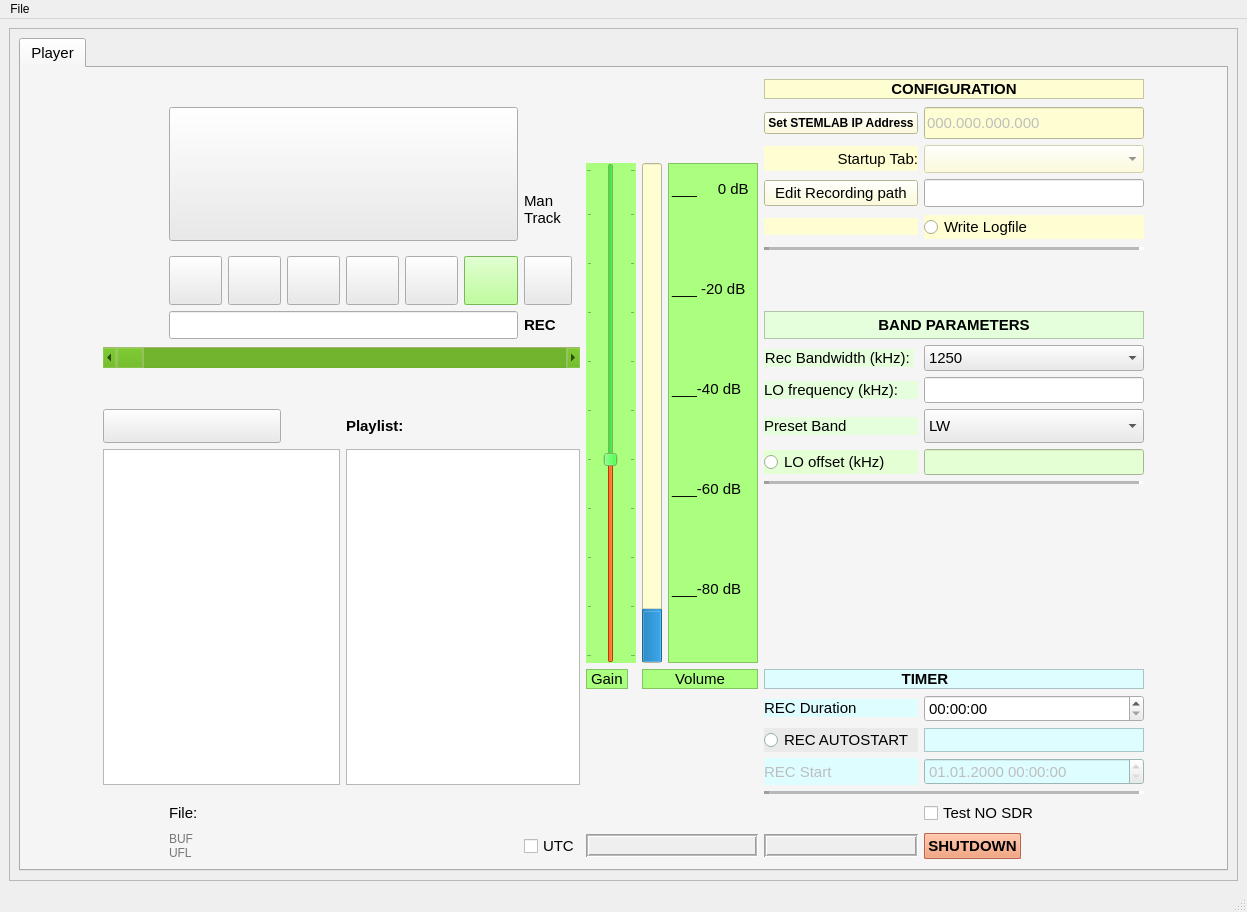
Before: the Qt Designer form sources/core/ressources/COHIWizard_GUI_v10_scrollhv.ui in schaten/COHIWizard, drawn with Qt 5.
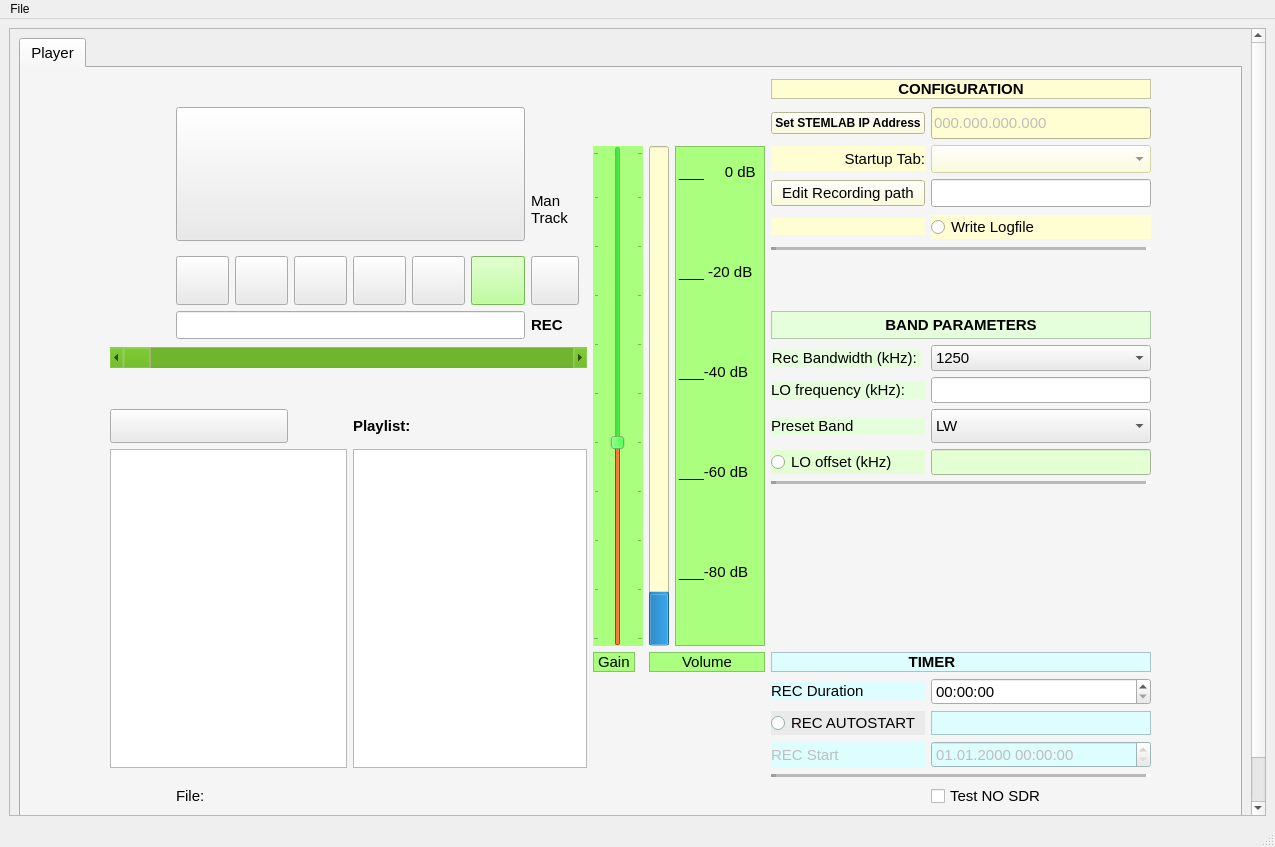
After: the same form once the commit is applied. Icons and pictures are not drawn. Custom widgets are drawn as their Qt base class.

Patch:
```diff
--- a/sources/core/ressources/COHIWizard_GUI_v10_scrollhv.ui
+++ b/sources/core/ressources/COHIWizard_GUI_v10_scrollhv.ui
@@ -6,8 +6,8 @@
    <rect>
     <x>0</x>
     <y>0</y>
-    <width>1247</width>
-    <height>912</height>
+    <width>1275</width>
+    <height>847</height>
    </rect>
   </property>
   <property name="sizePolicy">
@@ -61,7 +61,7 @@
         <rect>
          <x>0</x>
          <y>0</y>
-         <width>1222</width>
+         <width>1230</width>
          <height>838</height>
         </rect>
        </property>
@@ -7081,7 +7081,7 @@
     <rect>
      <x>0</x>
      <y>0</y>
-     <width>1247</width>
+     <width>1275</width>
      <height>26</height>
     </rect>
    </property>
```
